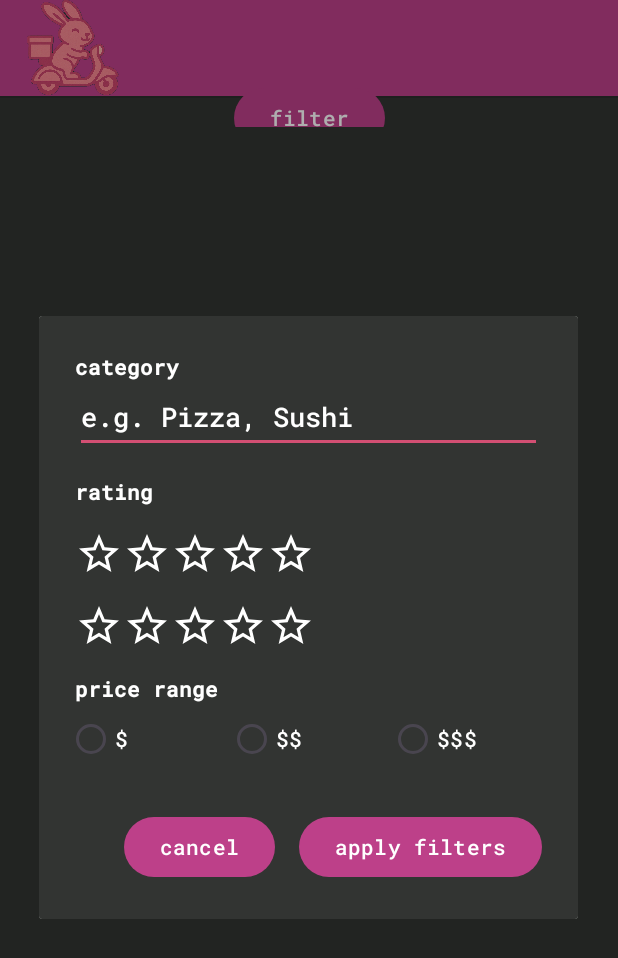
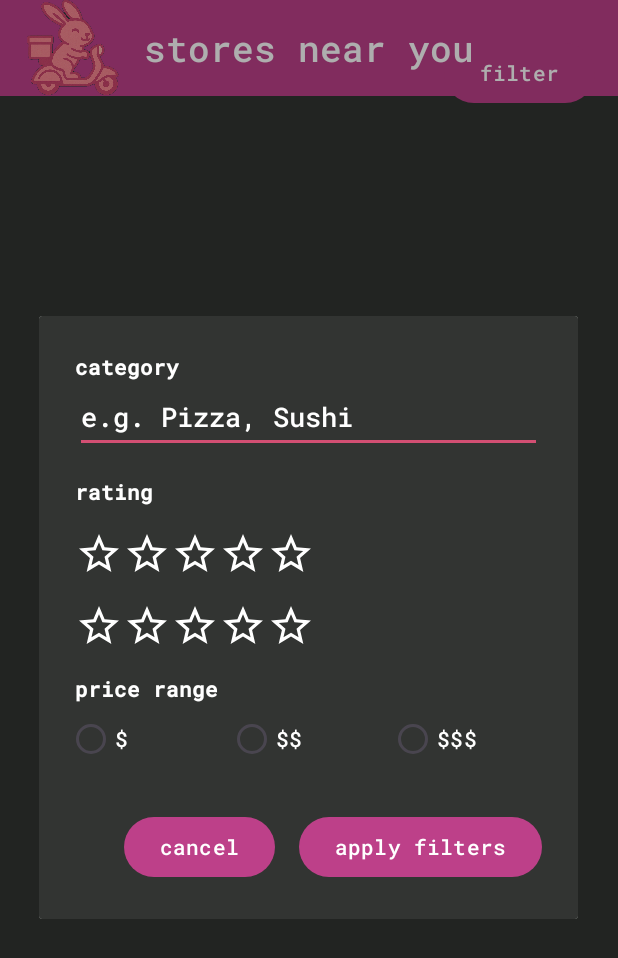
Before and after one commit to sassalosrigas/tokki-app, an Android app: the CustomerMain screen opened directly, with no data from a screen before it, after a tap on "filter", on a phone screen of 412 x 824 dp. Shown: the top 958 px of the screen. Run offline under Robolectric (Android 15) with nearby library versions, the phone set to English and light mode, and no system bars; 1 statement that could not run was skipped.

Commit message:
moved filter button

```diff
--- a/app/src/main/res/layout/activity_customer_main.xml
+++ b/app/src/main/res/layout/activity_customer_main.xml
@@ -30,23 +30,28 @@
     <View
         android:id="@+id/divider"
         android:layout_width="0dp"
-        android:layout_height="1dp"
+        android:layout_height="0dp"
+        android:layout_marginBottom="826dp"
         android:background="?android:attr/listDivider"
+        app:layout_constraintBottom_toBottomOf="parent"
         app:layout_constraintEnd_toEndOf="parent"
         app:layout_constraintStart_toStartOf="parent"
-        app:layout_constraintTop_toBottomOf="@+id/customer_toolbar" />
+        app:layout_constraintTop_toBottomOf="@+id/textView" />
+
 
     <Button
         android:id="@+id/button_filter"
         android:layout_width="wrap_content"
         android:layout_height="wrap_content"
-        android:layout_marginTop="8dp"
+        android:layout_marginStart="296dp"
+        android:layout_marginTop="30dp"
+        android:layout_marginEnd="16dp"
+        android:layout_marginBottom="16dp"
         android:text="@string/filter"
         app:layout_constraintBottom_toTopOf="@+id/storesListView"
         app:layout_constraintEnd_toEndOf="parent"
         app:layout_constraintStart_toStartOf="parent"
-        app:layout_constraintTop_toBottomOf="@id/customer_toolbar" />
-
+        app:layout_constraintTop_toBottomOf="@+id/divider" />
 
     <ListView
         android:id="@+id/storesListView"
@@ -63,4 +68,17 @@
         app:layout_constraintTop_toBottomOf="@+id/divider"
         app:layout_constraintVertical_bias="1.0" />
 
+    <TextView
+        android:id="@+id/textView"
+        android:layout_width="wrap_content"
+        android:layout_height="wrap_content"
+        android:layout_marginTop="16dp"
+        android:layout_marginBottom="16dp"
+        android:text="@string/nearby_stores"
+        android:textSize="24dp"
+        app:layout_constraintBottom_toTopOf="@+id/divider"
+        app:layout_constraintEnd_toEndOf="parent"
+        app:layout_constraintStart_toStartOf="parent"
+        app:layout_constraintTop_toTopOf="parent" />
+
 </androidx.constraintlayout.widget.ConstraintLayout>
--- a/app/src/main/res/values/strings.xml
+++ b/app/src/main/res/values/strings.xml
@@ -32,5 +32,6 @@
     <string name="three_dollars">$$$</string>
     <string name="cancel">cancel</string>
     <string name="apply_filters">apply filters</string>
+    <string name="nearby_stores">stores near you</string>
 
 </resources>
```
